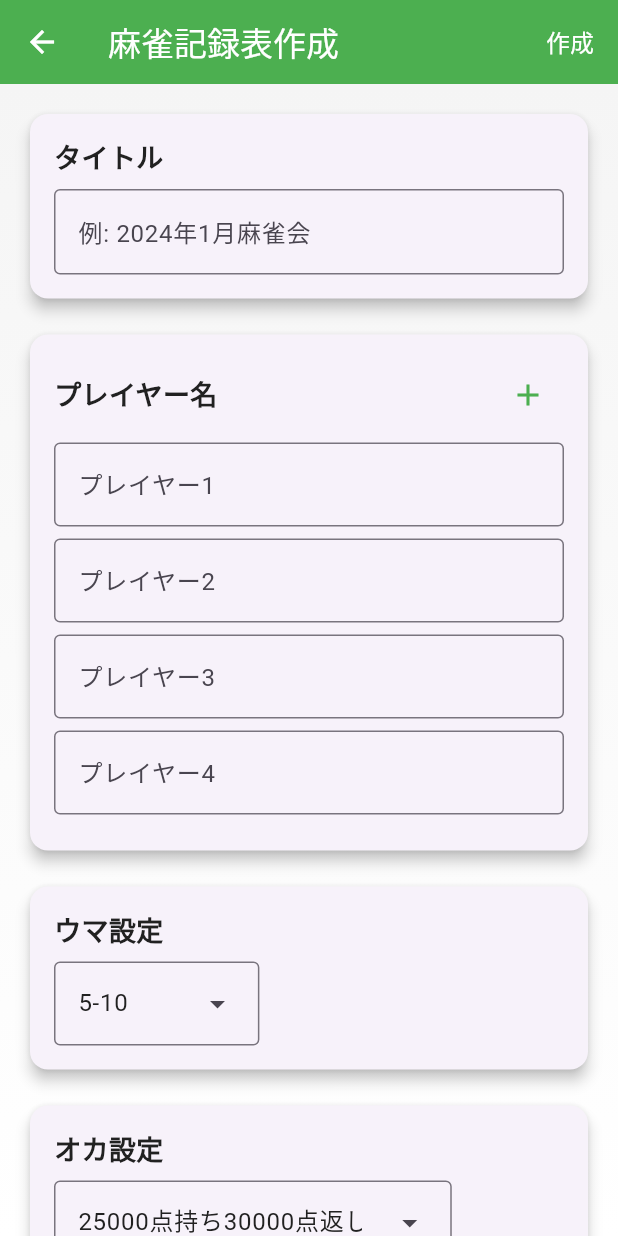
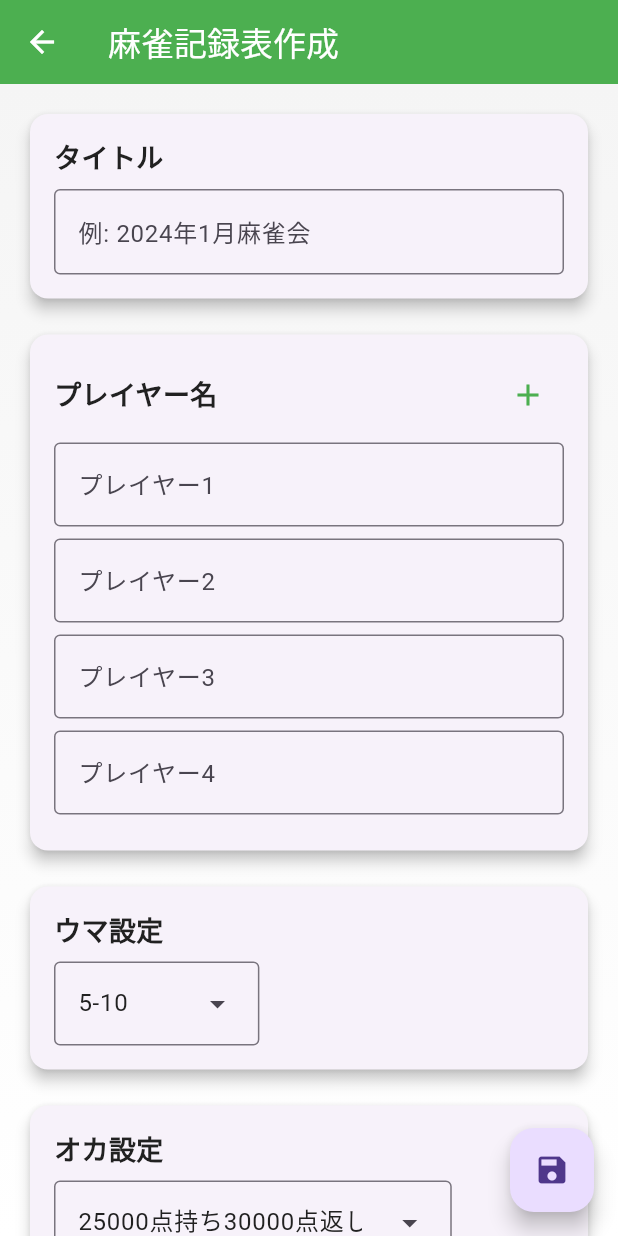
Before and after one commit to skeleton100/ScoreBoard, a Flutter app: the GameConfigScreen screen opened by its route, on a phone screen of 412 x 824 dp. Run offline on Flutter 3.47's test engine with Material 3 defaults, Android fonts, the phone set to English and light mode, and no system bars; our stand-ins replace flutter_riverpod, go_router, sqflite; accounts and stored records are empty.

Commit message:
feat #13 floating actionボタンに修正

```diff
--- a/lib/screens/game_config/game_config_screen.dart
+++ b/lib/screens/game_config/game_config_screen.dart
@@ -156,24 +156,24 @@ class _GameConfigScreenState extends ConsumerState<GameConfigScreen> {
           onPressed: () => context.go(RouteNames.home),
           icon: const Icon(Icons.arrow_back),
         ),
-        actions: [
-          TextButton(
-            onPressed: _isCreating ? null : _createGameConfig,
-            child: _isCreating
-                ? const SizedBox(
-                    width: 20,
-                    height: 20,
-                    child: CircularProgressIndicator(
-                      strokeWidth: 2,
-                      valueColor: AlwaysStoppedAnimation<Color>(AppColors.textLight),
-                    ),
-                  )
-                : const Text(
-                    '作成',
-                    style: TextStyle(color: AppColors.textLight, fontSize: 16),
-                  ),
-          ),
-        ],
+        // actions: [
+        //   TextButton(
+        //     onPressed: _isCreating ? null : _createGameConfig,
+        //     child: _isCreating
+        //         ? const SizedBox(
+        //             width: 20,
+        //             height: 20,
+        //             child: CircularProgressIndicator(
+        //               strokeWidth: 2,
+        //               valueColor: AlwaysStoppedAnimation<Color>(AppColors.textLight),
+        //             ),
+        //           )
+        //         : const Text(
+        //             '作成',
+        //             style: TextStyle(color: AppColors.textLight, fontSize: 16),
+        //           ),
+        //   ),
+        // ],
       ),
       body: Container(
         decoration: const BoxDecoration(
@@ -402,6 +402,10 @@ class _GameConfigScreenState extends ConsumerState<GameConfigScreen> {
           ),
         ),
       ),
+      floatingActionButton: FloatingActionButton(
+        onPressed: (_isCreating ? null : () => _createGameConfig()),
+        child: const Icon(Icons.save),
+      ),
     );
   }
 }
```
Also changed, not shown: lib/screens/home/home_screen.dart (+12 -8 lines).
